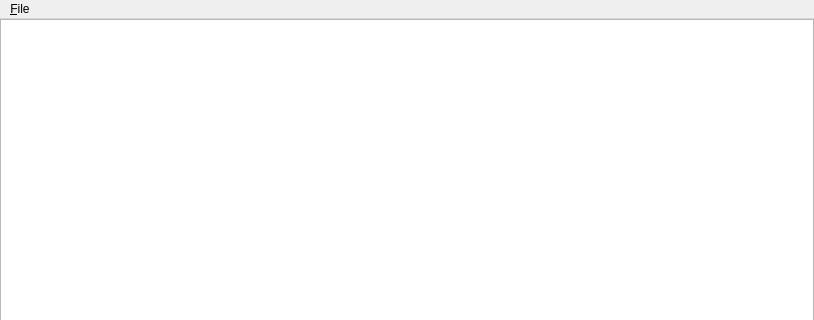
Old version of the form mainwindow.ui in the repository pjincz/csv-editor; both pictures show x 0 to 814 and y 0 to 320 of the 814 by 546 pixel window.
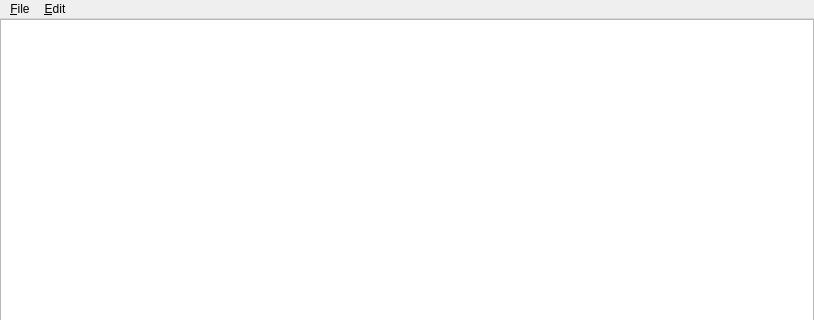
New version of the form.

Patch:
```diff
--- a/mainwindow.ui
+++ b/mainwindow.ui
@@ -50,7 +50,19 @@
     <addaction name="separator"/>
     <addaction name="actionExit"/>
    </widget>
+   <widget class="QMenu" name="menu_Edit">
+    <property name="title">
+     <string>&amp;Edit</string>
+    </property>
+    <addaction name="actionCopy"/>
+    <addaction name="actionPaste"/>
+    <addaction name="actionPastePrepend"/>
+    <addaction name="actionPasteAppend"/>
+    <addaction name="separator"/>
+    <addaction name="actionClear"/>
+   </widget>
    <addaction name="menu_File"/>
+   <addaction name="menu_Edit"/>
   </widget>
   <widget class="QStatusBar" name="statusBar"/>
   <action name="actionOpen">
```
Left out of the diff: 40 changed lines with no effect on the pictures.
